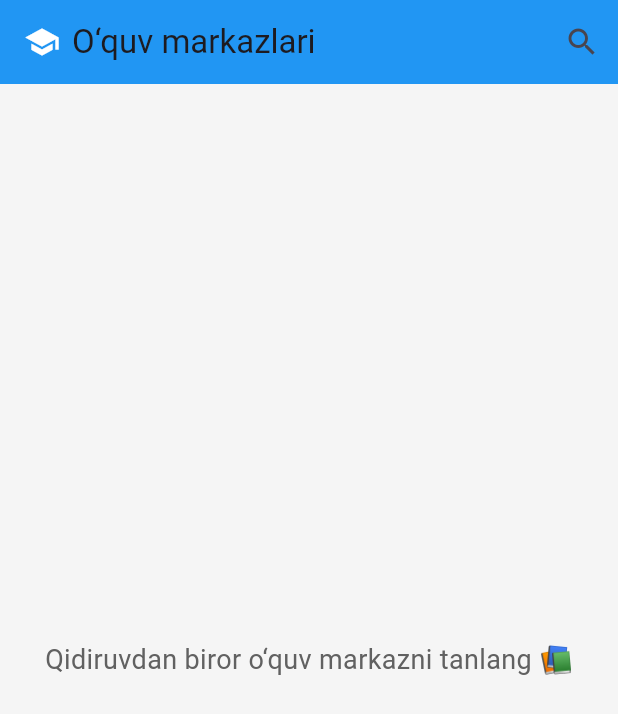
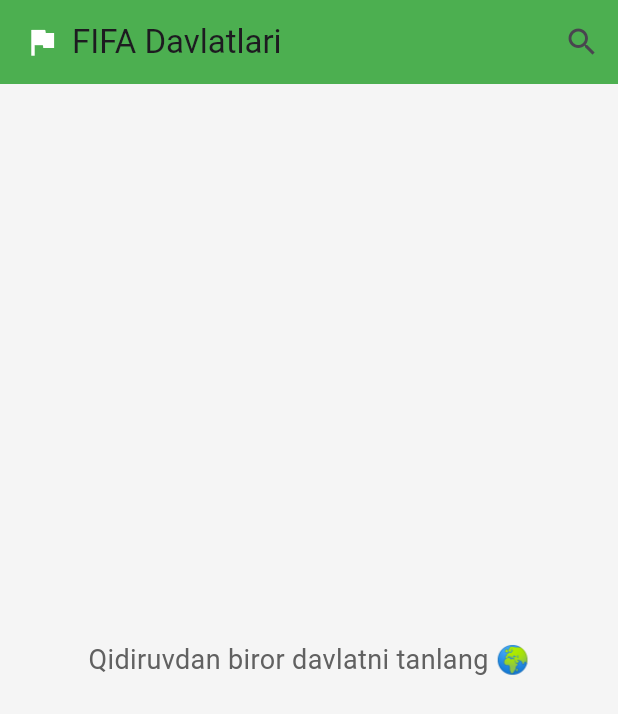
Before and after one commit to AbduvaliCyber/MR, a Flutter app: the screen it shows after launch, on a phone screen of 412 x 824 dp. Shown: the top 714 px of the screen. Run offline on Flutter 3.47's test engine with Material 3 defaults, Android fonts, the phone set to English and light mode, and no system bars.

Commit message:
first commit

```diff
--- a/lib/main.dart
+++ b/lib/main.dart
@@ -1,73 +1,67 @@
 import 'package:flutter/material.dart';
 
 void main() {
-  runApp(EduApp());
+  runApp(FifaApp());
 }
 
-class EduApp extends StatelessWidget {
+class FifaApp extends StatelessWidget {
   @override
   Widget build(BuildContext context) {
     return MaterialApp(
       debugShowCheckedModeBanner: false,
-      title: 'O‘quv markazlari',
+      title: 'FIFA Davlatlari',
       theme: ThemeData(
-        primarySwatch: Colors.blue,
+        primarySwatch: Colors.green,
         scaffoldBackgroundColor: Colors.grey[100],
       ),
-      home: EduHomePage(),
+      home: FifaHomePage(),
     );
   }
 }
 
-class EduHomePage extends StatefulWidget {
+class FifaHomePage extends StatefulWidget {
   @override
-  _EduHomePageState createState() => _EduHomePageState();
+  _FifaHomePageState createState() => _FifaHomePageState();
 }
 
-class _EduHomePageState extends State<EduHomePage> {
-  // 📚 O‘quv markazlari ro‘yxati
-  List<Map<String, String>> markazlar = [
+class _FifaHomePageState extends State<FifaHomePage> {
+  // 🌍 Davlatlar ro‘yxati
+  List<Map<String, String>> davlatlar = [
     {
-      "nom": "Sky English",
-      "rasm":
-      "https://cdn-icons-png.flaticon.com/512/3135/3135715.png",
-      "info": "Ingliz tili kurslari, IELTS va CEFR tayyorlov markazi.",
-      "ustoz": "Eng mashhur ustoz: Mr. John",
+      "nom": "Ispaniya",
+      "rasm": "https://flagcdn.com/w320/es.png",
+      "info": "Futbol bo‘yicha 2010-yil Jahon chempioni.",
+      "ustoz": "Eng mashhur futbolchi: Sergio Ramos",
     },
     {
-      "nom": "IT Park Academy",
-      "rasm":
-      "https://cdn-icons-png.flaticon.com/512/2721/2721292.png",
-      "info": "Dasturlash, web va mobil ilovalar bo‘yicha kurslar.",
-      "ustoz": "Eng mashhur ustoz: Akmal Programmer",
+      "nom": "Argentina",
+      "rasm": "https://flagcdn.com/w320/ar.png",
+      "info": "2022-yilgi Jahon chempioni.",
+      "ustoz": "Eng mashhur futbolchi: Lionel Messi",
     },
     {
-      "nom": "Najot Ta'lim",
-      "rasm":
-      "https://cdn-icons-png.flaticon.com/512/3135/3135810.png",
-      "info": "Frontend, Backend, Python, Flutter, Grafik dizayn.",
-      "ustoz": "Eng mashhur ustoz: Azizbek Najotov",
+      "nom": "Portugaliya",
+      "rasm": "https://flagcdn.com/w320/pt.png",
+      "info": "2016-yilgi Yevropa chempioni.",
+      "ustoz": "Eng mashhur futbolchi: Cristiano Ronaldo",
     },
     {
-      "nom": "Cambridge Learning Center",
-      "rasm":
-      "https://cdn-icons-png.flaticon.com/512/3135/3135773.png",
-      "info": "Bolalar va kattalar uchun ingliz tili kurslari.",
-      "ustoz": "Eng mashhur ustoz: Miss Sarah",
+      "nom": "Fransiya",
+      "rasm": "https://flagcdn.com/w320/fr.png",
+      "info": "1998 va 2018-yil Jahon chempioni.",
+      "ustoz": "Eng mashhur futbolchi: Kylian Mbappé",
     },
     {
-      "nom": "Matematika Pro",
-      "rasm":
-      "https://cdn-icons-png.flaticon.com/512/3135/3135755.png",
-      "info": "Oliy matematika, maktab imtihonlariga tayyorlov kurslari.",
-      "ustoz": "Eng mashhur ustoz: Professor Karimov",
+      "nom": "Germaniya",
+      "rasm": "https://flagcdn.com/w320/de.png",
+      "info": "4 marta Jahon chempioni (1954, 1974, 1990, 2014).",
+      "ustoz": "Eng mashhur futbolchi: Manuel Neuer",
     },
     {
-      "nom": "ABU-TECH",
-      "rasm":
-      "https://cdn-icons-png.flaticon.com/512/3135/3135768.png", // logotip sifatida texnika ikonkasi
-      "info": "IT, Robototexnika, va Zamonaviy texnologiyalar kurslari.",
-      "ustoz": "Eng mashhur ustoz: Mr. Otabek",
+      "nom": "O‘zbekiston",
+      "rasm": "https://flagcdn.com/w320/uz.png",
+      "info": "Markaziy Osiyodagi eng faol futbol davlatlaridan biri.",
+      "ustoz": "Eng mashhur futbolchi: Eldor Shomurodov",
     },
   ];
 
@@ -76,7 +70,7 @@ class _EduHomePageState extends State<EduHomePage> {
   void _qidiruv() async {
     final natija = await showSearch(
       context: context,
-      delegate: EduSearchDelegate(markazlar),
+      delegate: FifaSearchDelegate(davlatlar),
     );
 
     if (natija != null) {
@@ -90,12 +84,12 @@ class _EduHomePageState extends State<EduHomePage> {
   Widget build(BuildContext context) {
     return Scaffold(
       appBar: AppBar(
-        backgroundColor: Colors.blue,
+        backgroundColor: Colors.green,
         title: Row(
           children: [
-            Icon(Icons.school, color: Colors.white),
+            Icon(Icons.flag, color: Colors.white),
             SizedBox(width: 8),
-            Text("O‘quv markazlari"),
+            Text("FIFA Davlatlari"),
           ],
         ),
         actions: [
@@ -108,18 +102,18 @@ class _EduHomePageState extends State<EduHomePage> {
       body: Center(
         child: tanlangan == null
             ? Text(
-          "Qidiruvdan biror o‘quv markazni tanlang 📚",
+          "Qidiruvdan biror davlatni tanlang 🌍",
           style: TextStyle(fontSize: 18, color: Colors.grey[700]),
         )
             : SingleChildScrollView(
           child: Column(
             mainAxisAlignment: MainAxisAlignment.center,
             children: [
-              // Logotip
+              // Bayroq
               Image.network(
                 tanlangan!["rasm"]!,
                 width: 150,
-                height: 150,
+                height: 100,
                 fit: BoxFit.contain,
               ),
               SizedBox(height: 16),
@@ -130,20 +124,20 @@ class _EduHomePageState extends State<EduHomePage> {
                 TextStyle(fontSize: 24, fontWeight: FontWeight.bold),
               ),
               SizedBox(height: 10),
-              // Yo‘nalish
+              // Ma’lumot
               Text(
                 tanlangan!["info"]!,
                 textAlign: TextAlign.center,
                 style: TextStyle(fontSize: 18, color: Colors.grey[800]),
               ),
               SizedBox(height: 20),
-              // Eng mashhur ustoz
+              // Eng mashhur futbolchi
               Text(
                 tanlangan!["ustoz"]!,
                 style: TextStyle(
                     fontSize: 18,
                     fontWeight: FontWeight.w500,
-                    color: Colors.blue),
+                    color: Colors.green),
               ),
             ],
           ),
@@ -154,10 +148,10 @@ class _EduHomePageState extends State<EduHomePage> {
 }
 
 // 🔍 Qidiruv SearchDelegate
-class EduSearchDelegate extends SearchDelegate {
-  final List<Map<String, String>> markazlar;
+class FifaSearchDelegate extends SearchDelegate {
+  final List<Map<String, String>> davlatlar;
 
-  EduSearchDelegate(this.markazlar);
+  FifaSearchDelegate(this.davlatlar);
 
   @override
   List<Widget> buildActions(BuildContext context) {
@@ -183,25 +177,25 @@ class EduSearchDelegate extends SearchDelegate {
 
   @override
   Widget buildResults(BuildContext context) {
-    final results = markazlar
+    final results = davlatlar
         .where((j) => j["nom"]!.toLowerCase().contains(query.toLowerCase()))
         .toList();
 
     return ListView.builder(
       itemCount: results.length,
       itemBuilder: (context, index) {
-        final markaz = results[index];
+        final davlat = results[index];
         return ListTile(
           leading: Image.network(
-            markaz["rasm"]!,
+            davlat["rasm"]!,
             width: 50,
-            height: 50,
+            height: 30,
             fit: BoxFit.contain,
           ),
-          title: Text(markaz["nom"]!),
-          subtitle: Text(markaz["info"]!),
+          title: Text(davlat["nom"]!),
+          subtitle: Text(davlat["info"]!),
           onTap: () {
-            close(context, markaz);
+            close(context, davlat);
           },
         );
       },
@@ -210,25 +204,25 @@ class EduSearchDelegate extends SearchDelegate {
 
   @override
   Widget buildSuggestions(BuildContext context) {
-    final suggestions = markazlar
+    final suggestions = davlatlar
         .where((j) => j["nom"]!.toLowerCase().startsWith(query.toLowerCase()))
         .toList();
 
     return ListView.builder(
       itemCount: suggestions.length,
       itemBuilder: (context, index) {
-        final markaz = suggestions[index];
+        final davlat = suggestions[index];
         return ListTile(
           leading: Image.network(
-            markaz["rasm"]!,
+            davlat["rasm"]!,
             width: 40,
-            height: 40,
+            height: 25,
             fit: BoxFit.contain,
           ),
-          title: Text(markaz["nom"]!),
-          subtitle: Text(markaz["info"]!),
+          title: Text(davlat["nom"]!),
+          subtitle: Text(davlat["info"]!),
           onTap: () {
-            query = markaz["nom"]!;
+            query = davlat["nom"]!;
             showResults(context);
           },
         );
```
